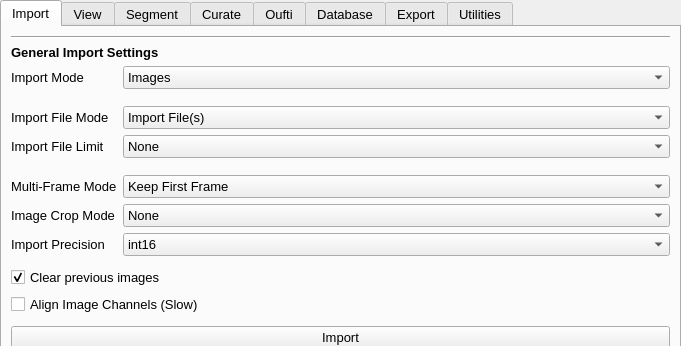
The window that src/napari_bacseg/bacseg_ui.ui (piedrro/napari-bacseg) describes before a commit, drawn with Qt 5; both pictures show x 0 to 681 and y 0 to 346 of the 681 by 1133 pixel window.
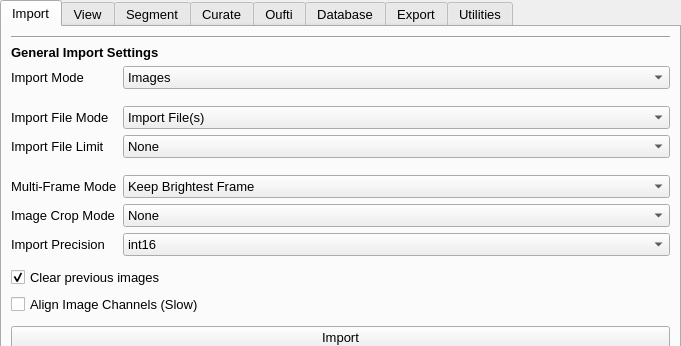
The same window after the commit.

Commit message: added nim multi frame

```diff
--- a/src/napari_bacseg/bacseg_ui.ui
+++ b/src/napari_bacseg/bacseg_ui.ui
@@ -190,11 +190,6 @@
       </item>
       <item row="6" column="1">
        <widget class="QComboBox" name="import_multiframe_mode">
-        <item>
-         <property name="text">
-          <string>Keep First Frame</string>
-         </property>
-        </item>
         <item>
          <property name="text">
           <string>Keep Brightest Frame</string>
```
Left out of the diff: 10 changed lines with no effect on the pictures. The commit also changes 3 other files.
